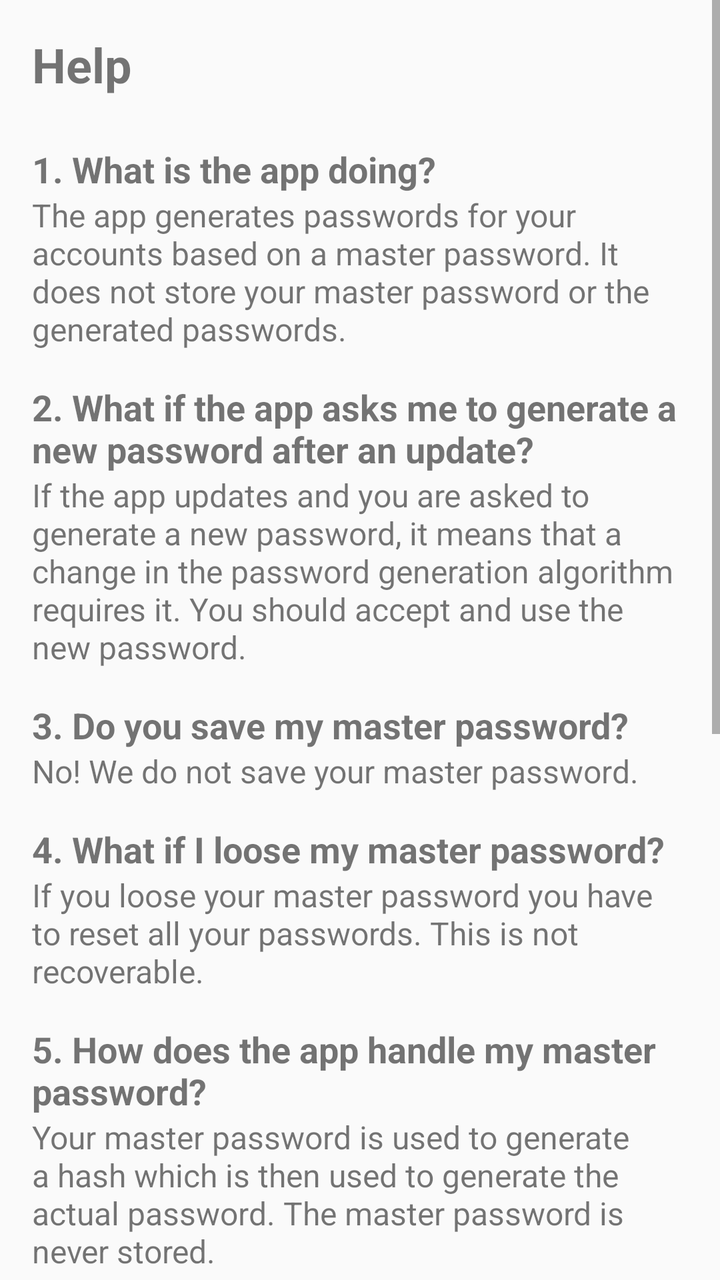
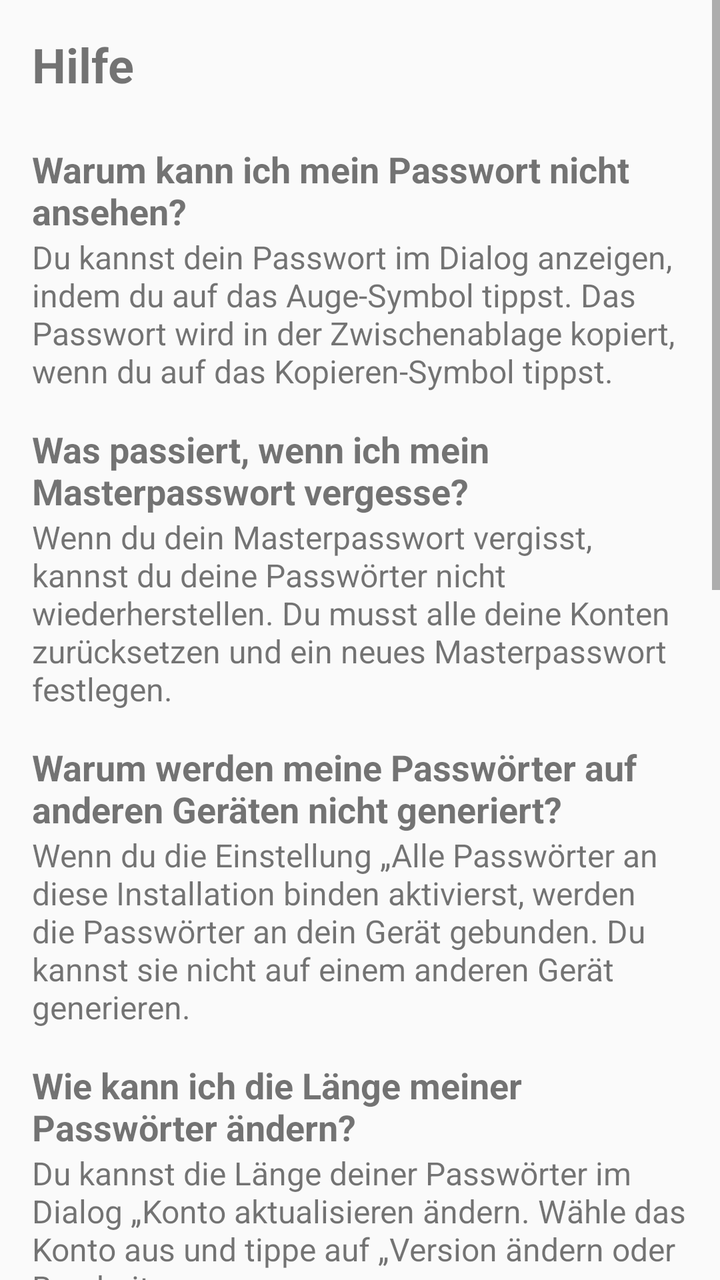

Screens rendered from an Android XML layout before and after an edit, with the pre-edit source and the edit as a unified diff.
<!-- AndroidManifest.xml: application theme AppTheme -->
<!-- res/layout/activity_help.xml -->
<?xml version="1.0" encoding="utf-8"?>
<ScrollView xmlns:android="http://schemas.android.com/apk/res/android"
    android:layout_width="match_parent"
    android:layout_height="match_parent"
    android:fillViewport="true">

    <LinearLayout
        android:layout_width="match_parent"
        android:layout_height="wrap_content"
        android:orientation="vertical"
        android:padding="16dp">

        <TextView
            android:layout_width="match_parent"
            android:layout_height="wrap_content"
            android:text="@string/help_title"
            android:textSize="24sp"
            android:textStyle="bold"
            android:layout_marginBottom="16dp" />

        <TextView
            android:layout_width="match_parent"
            android:layout_height="wrap_content"
            android:text="1. What is the app doing?"
            android:textSize="18sp"
            android:textStyle="bold"
            android:layout_marginTop="8dp" />

        <TextView
            android:layout_width="match_parent"
            android:layout_height="wrap_content"
            android:text="The app generates passwords for your accounts based on a master password. It does not store your master password or the generated passwords."
            android:textSize="16sp" />

        <TextView
            android:layout_width="match_parent"
            android:layout_height="wrap_content"
            android:text="2. What if the app asks me to generate a new password after an update?"
            android:textSize="18sp"
            android:textStyle="bold"
            android:layout_marginTop="16dp" />

        <TextView
            android:layout_width="match_parent"
            android:layout_height="wrap_content"
            android:text="If the app updates and you are asked to generate a new password, it means that a change in the password generation algorithm requires it. You should accept and use the new password."
            android:textSize="16sp" />

        <TextView
            android:layout_width="match_parent"
            android:layout_height="wrap_content"
            android:text="3. Do you save my master password?"
            android:textSize="18sp"
            android:textStyle="bold"
            android:layout_marginTop="16dp" />

        <TextView
            android:layout_width="match_parent"
            android:layout_height="wrap_content"
            android:text="No! We do not save your master password."
            android:textSize="16sp" />

        <TextView
            android:layout_width="match_parent"
            android:layout_height="wrap_content"
            android:text="4. What if I loose my master password?"
            android:textSize="18sp"
            android:textStyle="bold"
            android:layout_marginTop="16dp" />

        <TextView
            android:layout_width="match_parent"
            android:layout_height="wrap_content"
            android:text="If you loose your master password you have to reset all your passwords. This is not recoverable."
            android:textSize="16sp" />

        <TextView
            android:layout_width="match_parent"
            android:layout_height="wrap_content"
            android:text="5. How does the app handle my master password?"
            android:textSize="18sp"
            android:textStyle="bold"
            android:layout_marginTop="16dp" />

        <TextView
            android:layout_width="match_parent"
            android:layout_height="wrap_content"
            android:text="Your master password is used to generate a hash which is then used to generate the actual password. The master password is never stored."
            android:textSize="16sp" />

        <TextView
            android:layout_width="match_parent"
            android:layout_height="wrap_content"
            android:text="6. Do you store my passwords in the cloud or somewhere?"
            android:textSize="18sp"
            android:textStyle="bold"
            android:layout_marginTop="16dp" />

        <TextView
            android:layout_width="match_parent"
            android:layout_height="wrap_content"
            android:text="No. All passwords are generated and stored locally on your device."
            android:textSize="16sp" />

        <TextView
            android:layout_width="match_parent"
            android:layout_height="wrap_content"
            android:text="7. How does the app handle my data?"
            android:textSize="18sp"
            android:textStyle="bold"
            android:layout_marginTop="16dp" />

        <TextView
            android:layout_width="match_parent"
            android:layout_height="wrap_content"
            android:text="Your data is stored locally in a SQLite database on your device. It is not transmitted to any server."
            android:textSize="16sp" />

        <TextView
            android:layout_width="match_parent"
            android:layout_height="wrap_content"
            android:text="8. How do I delete all my accounts?"
            android:textSize="18sp"
            android:textStyle="bold"
            android:layout_marginTop="16dp" />

        <TextView
            android:layout_width="match_parent"
            android:layout_height="wrap_content"
            android:text="Go to Settings and select 'Delete all accounts'."
            android:textSize="16sp" />

        <TextView
            android:layout_width="match_parent"
            android:layout_height="wrap_content"
            android:text="9. What is the version number for?"
            android:textSize="18sp"
            android:textStyle="bold"
            android:layout_marginTop="16dp" />

        <TextView
            android:layout_width="match_parent"
            android:layout_height="wrap_content"
            android:text="The version number allows you to change the password for a specific account without changing all others. Increase the version to generate a new password for that account."
            android:textSize="16sp" />

        <TextView
            android:layout_width="match_parent"
            android:layout_height="wrap_content"
            android:text="10. Where can I get support?"
            android:textSize="18sp"
            android:textStyle="bold"
            android:layout_marginTop="16dp" />

        <TextView
            android:layout_width="match_parent"
            android:layout_height="wrap_content"
            android:text="Please file an issue on the GitHub repository or contact the author directly."
            android:textSize="16sp" />
    </LinearLayout>
</ScrollView>
<!-- resources referenced by this layout -->
<resources>
  <string name="help_title">Help</string>
  <style name="AppTheme" parent="Theme.MaterialComponents.Light.DarkActionBar">
          <item name="colorPrimary">@color/colorPrimary</item>
          <item name="colorPrimaryDark">@color/colorPrimaryDark</item>
          <item name="colorAccent">@color/colorAccent</item>
          <item name="android:windowBackground">@color/colorBackground</item>
      </style>
  <color name="colorPrimary">#1976D2</color>
  <color name="colorPrimaryDark">#1565C0</color>
  <color name="colorAccent">#FF4081</color>
  <color name="colorBackground">#FAFAFA</color>
</resources>

<!-- the commit's change to res/layout/activity_help.xml (unified diff, before → after) -->
@@ -21,7 +21,7 @@
         <TextView
             android:layout_width="match_parent"
             android:layout_height="wrap_content"
-            android:text="1. What is the app doing?"
+            android:text="@string/help_faq_1_q"
             android:textSize="18sp"
             android:textStyle="bold"
             android:layout_marginTop="8dp" />
@@ -29,13 +29,13 @@
         <TextView
             android:layout_width="match_parent"
             android:layout_height="wrap_content"
-            android:text="The app generates passwords for your accounts based on a master password. It does not store your master password or the generated passwords."
+            android:text="@string/help_faq_1_a"
             android:textSize="16sp" />
 
         <TextView
             android:layout_width="match_parent"
             android:layout_height="wrap_content"
-            android:text="2. What if the app asks me to generate a new password after an update?"
+            android:text="@string/help_faq_2_q"
             android:textSize="18sp"
             android:textStyle="bold"
             android:layout_marginTop="16dp" />
@@ -43,13 +43,13 @@
         <TextView
             android:layout_width="match_parent"
             android:layout_height="wrap_content"
-            android:text="If the app updates and you are asked to generate a new password, it means that a change in the password generation algorithm requires it. You should accept and use the new password."
+            android:text="@string/help_faq_2_a"
             android:textSize="16sp" />
 
         <TextView
             android:layout_width="match_parent"
             android:layout_height="wrap_content"
-            android:text="3. Do you save my master password?"
+            android:text="@string/help_faq_3_q"
             android:textSize="18sp"
             android:textStyle="bold"
             android:layout_marginTop="16dp" />
@@ -57,13 +57,13 @@
         <TextView
             android:layout_width="match_parent"
             android:layout_height="wrap_content"
-            android:text="No! We do not save your master password."
+            android:text="@string/help_faq_3_a"
             android:textSize="16sp" />
 
         <TextView
             android:layout_width="match_parent"
             android:layout_height="wrap_content"
-            android:text="4. What if I loose my master password?"
+            android:text="@string/help_faq_4_q"
             android:textSize="18sp"
             android:textStyle="bold"
             android:layout_marginTop="16dp" />
@@ -71,13 +71,13 @@
         <TextView
             android:layout_width="match_parent"
             android:layout_height="wrap_content"
-            android:text="If you loose your master password you have to reset all your passwords. This is not recoverable."
+            android:text="@string/help_faq_4_a"
             android:textSize="16sp" />
 
         <TextView
             android:layout_width="match_parent"
             android:layout_height="wrap_content"
-            android:text="5. How does the app handle my master password?"
+            android:text="@string/help_faq_5_q"
             android:textSize="18sp"
             android:textStyle="bold"
             android:layout_marginTop="16dp" />
@@ -85,13 +85,13 @@
         <TextView
             android:layout_width="match_parent"
             android:layout_height="wrap_content"
-            android:text="Your master password is used to generate a hash which is then used to generate the actual password. The master password is never stored."
+            android:text="@string/help_faq_5_a"
             android:textSize="16sp" />
 
         <TextView
             android:layout_width="match_parent"
             android:layout_height="wrap_content"
-            android:text="6. Do you store my passwords in the cloud or somewhere?"
+            android:text="@string/help_faq_6_q"
             android:textSize="18sp"
             android:textStyle="bold"
             android:layout_marginTop="16dp" />
@@ -99,13 +99,13 @@
         <TextView
             android:layout_width="match_parent"
             android:layout_height="wrap_content"
-            android:text="No. All passwords are generated and stored locally on your device."
+            android:text="@string/help_faq_6_a"
             android:textSize="16sp" />
 
         <TextView
             android:layout_width="match_parent"
             android:layout_height="wrap_content"
-            android:text="7. How does the app handle my data?"
+            android:text="@string/help_faq_7_q"
             android:textSize="18sp"
             android:textStyle="bold"
             android:layout_marginTop="16dp" />
@@ -113,13 +113,13 @@
         <TextView
             android:layout_width="match_parent"
             android:layout_height="wrap_content"
-            android:text="Your data is stored locally in a SQLite database on your device. It is not transmitted to any server."
+            android:text="@string/help_faq_7_a"
             android:textSize="16sp" />
 
         <TextView
             android:layout_width="match_parent"
             android:layout_height="wrap_content"
-            android:text="8. How do I delete all my accounts?"
+            android:text="@string/help_faq_8_q"
             android:textSize="18sp"
             android:textStyle="bold"
             android:layout_marginTop="16dp" />
@@ -127,13 +127,13 @@
         <TextView
             android:layout_width="match_parent"
             android:layout_height="wrap_content"
-            android:text="Go to Settings and select 'Delete all accounts'."
+            android:text="@string/help_faq_8_a"
             android:textSize="16sp" />
 
         <TextView
             android:layout_width="match_parent"
             android:layout_height="wrap_content"
-            android:text="9. What is the version number for?"
+            android:text="@string/help_faq_9_q"
             android:textSize="18sp"
             android:textStyle="bold"
             android:layout_marginTop="16dp" />
@@ -141,13 +141,13 @@
         <TextView
             android:layout_width="match_parent"
             android:layout_height="wrap_content"
-            android:text="The version number allows you to change the password for a specific account without changing all others. Increase the version to generate a new password for that account."
+            android:text="@string/help_faq_9_a"
             android:textSize="16sp" />
 
         <TextView
             android:layout_width="match_parent"
             android:layout_height="wrap_content"
-            android:text="10. Where can I get support?"
+            android:text="@string/help_faq_10_q"
             android:textSize="18sp"
             android:textStyle="bold"
             android:layout_marginTop="16dp" />
@@ -155,7 +155,7 @@
         <TextView
             android:layout_width="match_parent"
             android:layout_height="wrap_content"
-            android:text="Please file an issue on the GitHub repository or contact the author directly."
+            android:text="@string/help_faq_10_a"
             android:textSize="16sp" />
     </LinearLayout>
 </ScrollView>
<!-- resource entries referenced after the edit -->
@@ -1,6 +1,26 @@
 <!-- resources referenced by this layout -->
 <resources>
-  <string name="help_title">Help</string>
+  <string name="help_faq_10_a">Diese Anwendung speichert keine Passwörter in der Cloud. Alle Daten werden lokal auf deinem Gerät gespeichert. Dein Masterpasswort wird nie gespeichert.</string>
+  <string name="help_faq_10_q">Ist meine Anwendung sicher?</string>
+  <string name="help_faq_1_a">Du kannst dein Passwort im Dialog anzeigen, indem du auf das Auge-Symbol tippst. Das Passwort wird in der Zwischenablage kopiert, wenn du auf das Kopieren-Symbol tippst.</string>
+  <string name="help_faq_1_q">Warum kann ich mein Passwort nicht ansehen?</string>
+  <string name="help_faq_2_a">Wenn du dein Masterpasswort vergisst, kannst du deine Passwörter nicht wiederherstellen. Du musst alle deine Konten zurücksetzen und ein neues Masterpasswort festlegen.</string>
+  <string name="help_faq_2_q">Was passiert, wenn ich mein Masterpasswort vergesse?</string>
+  <string name="help_faq_3_a">Wenn du die Einstellung „Alle Passwörter an diese Installation binden" aktivierst, werden die Passwörter an dein Gerät gebunden. Du kannst sie nicht auf einem anderen Gerät generieren.</string>
+  <string name="help_faq_3_q">Warum werden meine Passwörter auf anderen Geräten nicht generiert?</string>
+  <string name="help_faq_4_a">Du kannst die Länge deiner Passwörter im Dialog „Konto aktualisieren" ändern. Wähle das Konto aus und tippe auf „Version ändern" oder Bearbeiten.</string>
+  <string name="help_faq_4_q">Wie kann ich die Länge meiner Passwörter ändern?</string>
+  <string name="help_faq_5_a">Ja, du kannst die Zeichensätze (Kleinbuchstaben, Großbuchstaben, Zahlen, Sonderzeichen) im Dialog „Konto aktualisieren" anpassen.</string>
+  <string name="help_faq_5_q">Kann ich die Zeichensätze für meine Passwörter anpassen?</string>
+  <string name="help_faq_6_a">Die Version ist ein Wert, der verwendet wird, um ein neues Passwort für dasselbe Konto zu generieren. Wenn du die Version änderst, wird ein neues Passwort generiert.</string>
+  <string name="help_faq_6_q">Was ist die „Version" eines Kontos?</string>
+  <string name="help_faq_7_a">Die Passwörter werden basierend auf deinem Masterpasswort, dem Kontonamen und den Kontoeinstellungen generiert. Sie sind deterministisch, aber kryptografisch stark.</string>
+  <string name="help_faq_7_q">Warum sind meine Passwörter zufällig?</string>
+  <string name="help_faq_8_a">Aktuell gibt es keine Export-Funktion. Deine Konten werden in einer lokalen SQLite-Datenbank gespeichert.</string>
+  <string name="help_faq_8_q">Kann ich meine Konten exportieren?</string>
+  <string name="help_faq_9_a">Du kannst alle deine Konten unter „Einstellungen" → „Alle Konten löschen" löschen. Diese Aktion kann nicht rückgängig gemacht werden.</string>
+  <string name="help_faq_9_q">Wie kann ich alle meine Konten löschen?</string>
+  <string name="help_title">Hilfe</string>
   <style name="AppTheme" parent="Theme.MaterialComponents.Light.DarkActionBar">
           <item name="colorPrimary">@color/colorPrimary</item>
           <item name="colorPrimaryDark">@color/colorPrimaryDark</item>
